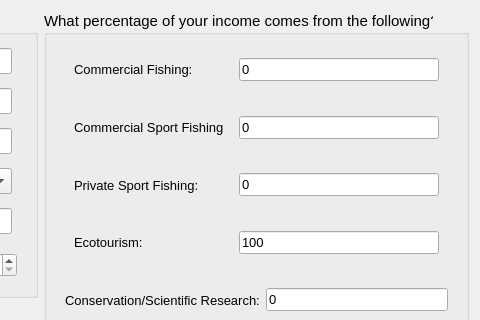
Qt form cobi_loreto/Interview/interviewstart.ui (Ecotrust/openoceanmap-desktop) before a commit; both pictures show x 339 to 819 and y 0 to 320 of the 819 by 561 pixel window.
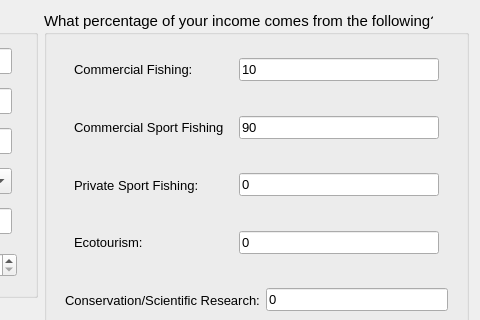
The same form after that commit.

Diff of the .ui file:
```diff
--- a/cobi_loreto/Interview/interviewstart.ui
+++ b/cobi_loreto/Interview/interviewstart.ui
@@ -712,7 +712,7 @@
               </font>
              </property>
              <property name="text" >
-              <string>0</string>
+              <string>10</string>
              </property>
             </widget>
            </item>
@@ -774,7 +774,7 @@
               </font>
              </property>
              <property name="text" >
-              <string>0</string>
+              <string>90</string>
              </property>
             </widget>
            </item>
@@ -898,7 +898,7 @@
               </font>
              </property>
              <property name="text" >
-              <string>100</string>
+              <string>0</string>
              </property>
             </widget>
            </item>
```
